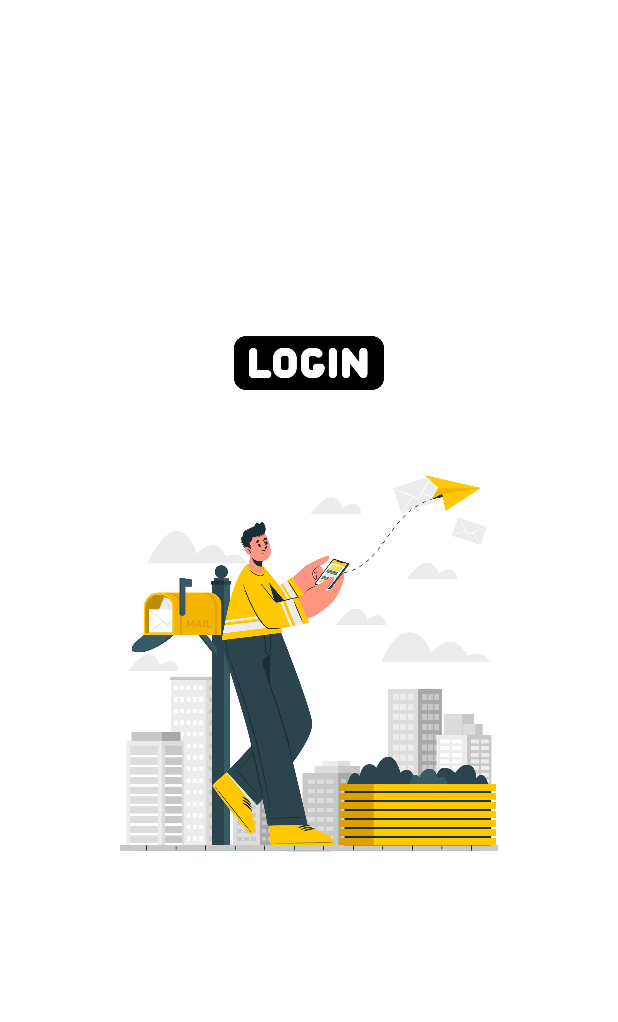
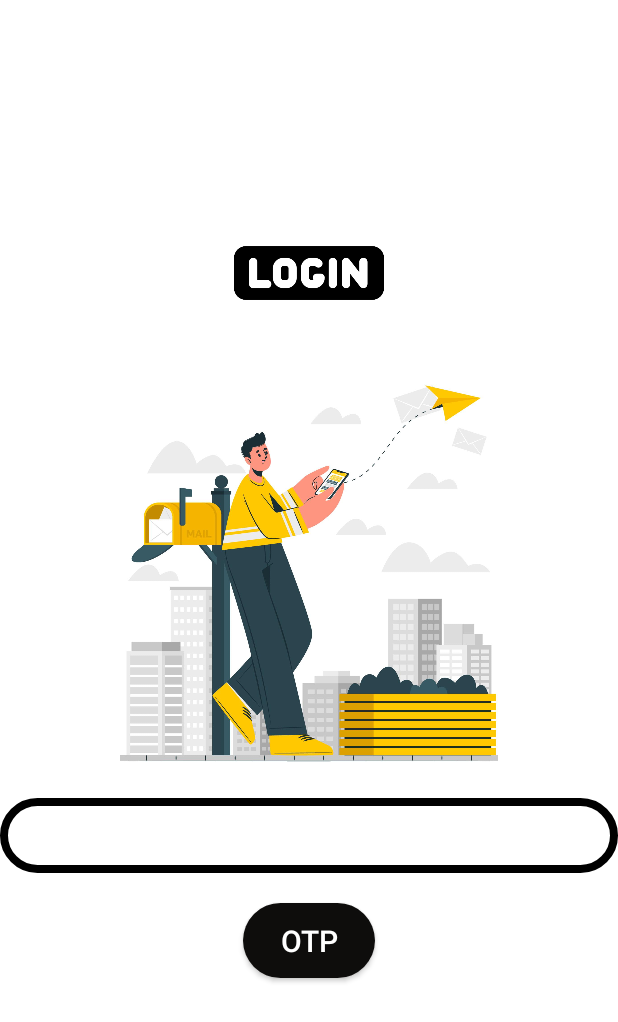
Before and after one commit to guruvikra/Voting_app_using_firebase, an Android app: the user screen opened directly, with no data from a screen before it, on a phone screen of 412 x 824 dp. Shown: the top 1022 px of the screen. Run offline under Robolectric (Android 15) with nearby library versions, the phone set to English and light mode, and no system bars; our stand-ins replace Firebase (no records; nobody signed in at launch, a user with empty details on screens opened directly).

Commit message:
done by guruvikram

```diff
--- a/app/src/main/AndroidManifest.xml
+++ b/app/src/main/AndroidManifest.xml
@@ -17,12 +17,8 @@
             android:exported="false" />
         <activity
             android:name=".MainActivity"
-            android:exported="true" >
-            <intent-filter>
-                <action android:name="android.intent.action.MAIN" />
+            android:exported="false" >
 
-                <category android:name="android.intent.category.LAUNCHER" />
-            </intent-filter>
         </activity>
         <activity
             android:name=".otpverfication"
@@ -30,7 +26,11 @@
         <activity
             android:name=".loginpage"
             android:exported="true">
+            <intent-filter>
+                <action android:name="android.intent.action.MAIN" />
 
+                <category android:name="android.intent.category.LAUNCHER" />
+            </intent-filter>
         </activity>
         <activity
             android:name=".votingcandidate"
--- a/app/src/main/res/layout/activity_user.xml
+++ b/app/src/main/res/layout/activity_user.xml
@@ -18,6 +18,22 @@
     <ImageView
         android:layout_width="wrap_content"
         android:layout_height="300dp"
-        android:src="@drawable/sent"/>
+        android:src="@drawable/sent" />
+    <EditText
+        android:layout_width="match_parent"
+        android:layout_height="50dp"
+        android:background="@drawable/text"
+        android:gravity="center"
+        android:id="@+id/number"
+        />
+    <Button
+        android:layout_marginTop="20dp"
+        android:layout_width="wrap_content"
+        android:layout_height="wrap_content"
+        android:background="@drawable/btn2"
+        android:text="OTP"
+        android:textSize="20dp"
+        android:textColor="@color/white"
+        android:id="@+id/btnotp"/>
 
 </LinearLayout>
```
